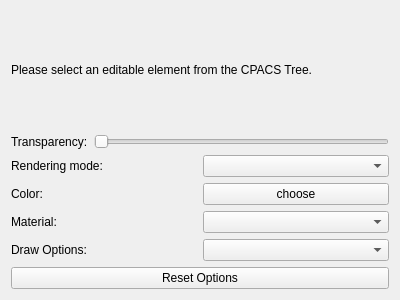
First picture: the form in TIGLCreator/src/modificators/ModificatorDisplayOptionsWidget.ui, repository DLR-SC/tigl, before the edit.
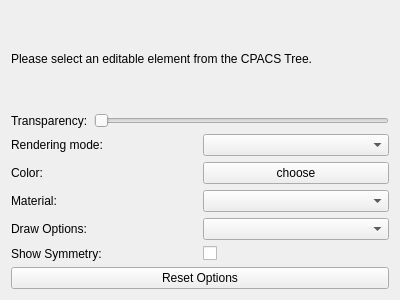
Second picture: the form after the edit.

Commit message: fix #1287, show symmetry button in display options

```diff
--- a/TIGLCreator/src/modificators/ModificatorDisplayOptionsWidget.ui
+++ b/TIGLCreator/src/modificators/ModificatorDisplayOptionsWidget.ui
@@ -128,6 +128,30 @@
       </item>
      </layout>
     </item>
+    <item>
+     <layout class="QHBoxLayout" name="horizontalLayout_symmetry">
+      <item>
+       <widget class="QLabel" name="labelSymmetry">
+        <property name="text">
+         <string>Show Symmetry:</string>
+        </property>
+        <property name="visible">
+         <bool>false</bool>
+        </property>
+       </widget>
+      </item>
+      <item>
+       <widget class="QCheckBox" name="checkBoxShowSymmetry">
+        <property name="text">
+         <string/>
+        </property>
+        <property name="visible">
+         <bool>false</bool>
+        </property>
+       </widget>
+      </item>
+     </layout>
+    </item>
   <item>
    <widget class="QPushButton" name="buttonResetOptions">
     <property name="sizePolicy">
```
The commit also changes 3 other files.
